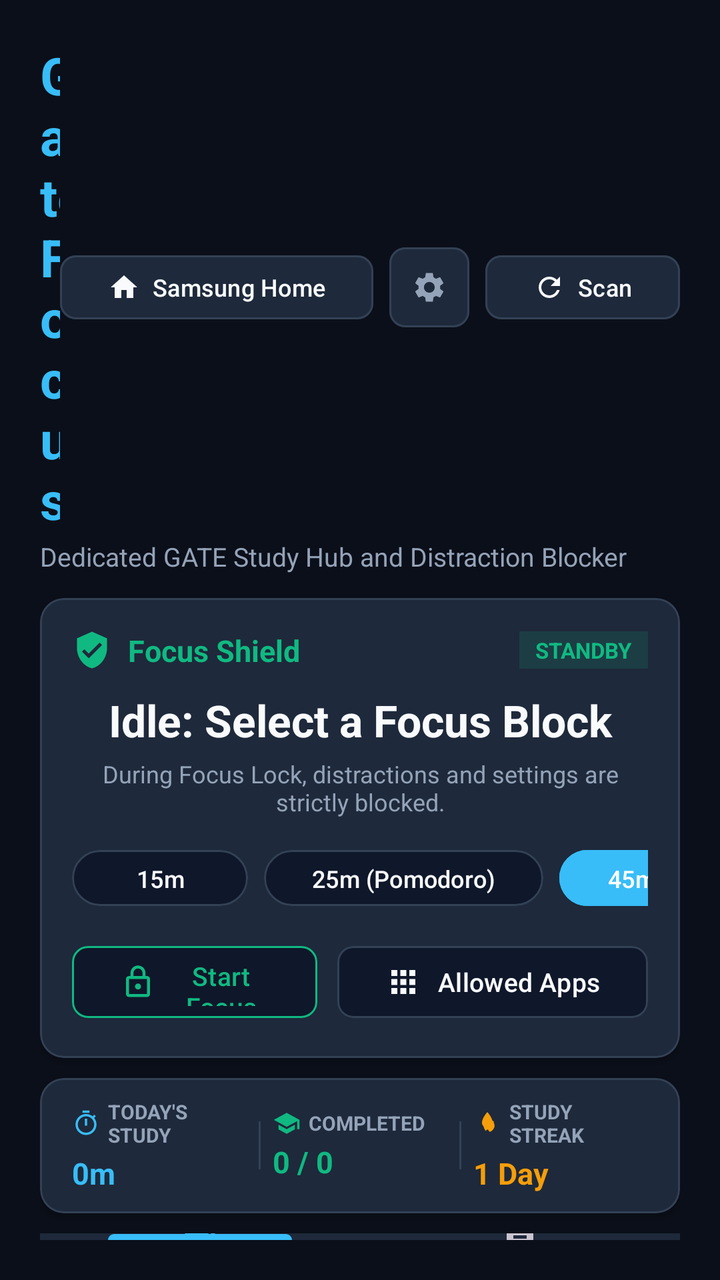
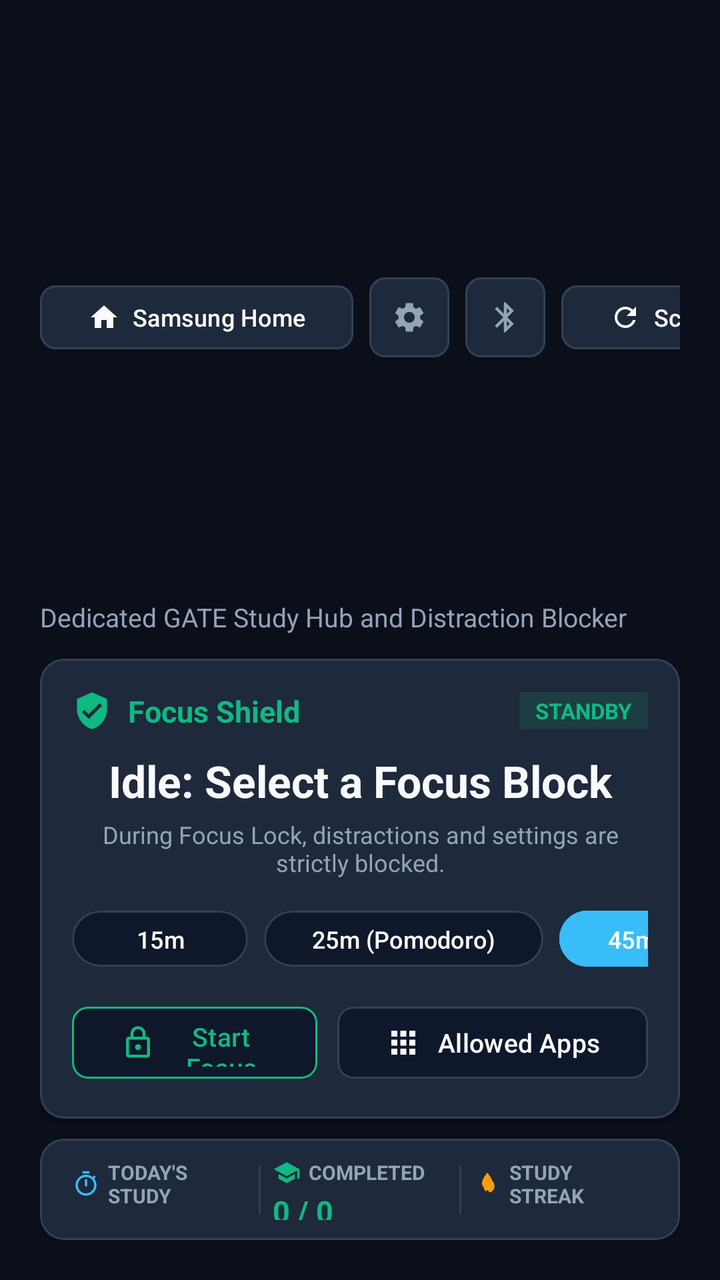

Compare the two renders of this Android layout. The source of the first and the diff that turns it into the second are given below.
<!-- AndroidManifest.xml: activity theme Theme.GateFocus.Launcher -->
<!-- res/layout/activity_main.xml -->
<?xml version="1.0" encoding="utf-8"?>
<LinearLayout xmlns:android="http://schemas.android.com/apk/res/android"
    xmlns:app="http://schemas.android.com/apk/res-auto"
    android:layout_width="match_parent"
    android:layout_height="match_parent"
    android:background="@color/background"
    android:orientation="vertical"
    android:padding="20dp">

    
    <LinearLayout
        android:layout_width="match_parent"
        android:layout_height="wrap_content"
        android:gravity="center_vertical"
        android:orientation="horizontal">

        <TextView
            android:layout_width="0dp"
            android:layout_height="wrap_content"
            android:layout_weight="1"
            android:text="GateFocus"
            android:textColor="@color/accent"
            android:textSize="26sp"
            android:textStyle="bold" />

        <com.google.android.material.button.MaterialButton
            android:id="@+id/btnSwitchHome"
            android:layout_width="wrap_content"
            android:layout_height="40dp"
            android:backgroundTint="@color/card_bg"
            android:text="Samsung Home"
            android:textColor="@color/text_primary"
            android:textSize="12sp"
            app:cornerRadius="8dp"
            app:icon="@drawable/ic_home"
            app:iconPadding="6dp"
            app:iconSize="16dp"
            app:iconTint="@color/text_primary"
            app:strokeColor="@color/card_border"
            app:strokeWidth="1dp" />

        <com.google.android.material.button.MaterialButton
            android:id="@+id/btnHomeSettings"
            android:layout_width="40dp"
            android:layout_height="40dp"
            android:layout_marginStart="8dp"
            android:backgroundTint="@color/card_bg"
            android:insetLeft="0dp"
            android:insetTop="0dp"
            android:insetRight="0dp"
            android:insetBottom="0dp"
            android:padding="0dp"
            app:cornerRadius="8dp"
            app:icon="@drawable/ic_settings"
            app:iconGravity="textStart"
            app:iconPadding="0dp"
            app:iconSize="18dp"
            app:iconTint="@color/text_secondary"
            app:strokeColor="@color/card_border"
            app:strokeWidth="1dp" />

        <com.google.android.material.button.MaterialButton
            android:id="@+id/btnRefresh"
            android:layout_width="wrap_content"
            android:layout_height="40dp"
            android:layout_marginStart="8dp"
            android:backgroundTint="@color/card_bg"
            android:text="Scan"
            android:textColor="@color/text_primary"
            android:textSize="12sp"
            app:cornerRadius="8dp"
            app:icon="@drawable/ic_refresh"
            app:iconPadding="6dp"
            app:iconSize="16dp"
            app:iconTint="@color/text_primary"
            app:strokeColor="@color/card_border"
            app:strokeWidth="1dp" />
    </LinearLayout>

    <TextView
        android:layout_width="wrap_content"
        android:layout_height="wrap_content"
        android:layout_marginTop="2dp"
        android:text="Dedicated GATE Study Hub and Distraction Blocker"
        android:textColor="@color/text_secondary"
        android:textSize="13sp" />

    
    <com.google.android.material.card.MaterialCardView
        android:layout_width="match_parent"
        android:layout_height="wrap_content"
        android:layout_marginTop="12dp"
        android:backgroundTint="@color/card_bg"
        app:cardCornerRadius="12dp"
        app:cardElevation="2dp"
        app:strokeColor="@color/card_border"
        app:strokeWidth="1dp">

        <LinearLayout
            android:layout_width="match_parent"
            android:layout_height="wrap_content"
            android:orientation="vertical"
            android:padding="16dp">

            
            <LinearLayout
                android:layout_width="match_parent"
                android:layout_height="wrap_content"
                android:gravity="center_vertical"
                android:orientation="horizontal">

                <ImageView
                    android:id="@+id/ivShieldIcon"
                    android:layout_width="20dp"
                    android:layout_height="20dp"
                    android:layout_marginEnd="8dp"
                    android:src="@drawable/ic_shield" />

                <TextView
                    android:id="@+id/tvProtectionStatus"
                    android:layout_width="0dp"
                    android:layout_height="wrap_content"
                    android:layout_weight="1"
                    android:text="Focus Shield"
                    android:textColor="@color/accent_green"
                    android:textSize="15sp"
                    android:textStyle="bold" />

                <TextView
                    android:id="@+id/tvAdminBadge"
                    android:layout_width="wrap_content"
                    android:layout_height="wrap_content"
                    android:background="#2210B981"
                    android:paddingHorizontal="8dp"
                    android:paddingVertical="2dp"
                    android:text="STANDBY"
                    android:textColor="@color/accent_green"
                    android:textSize="11sp"
                    android:textStyle="bold" />
            </LinearLayout>

            
            <TextView
                android:id="@+id/tvTimerDisplay"
                android:layout_width="match_parent"
                android:layout_height="wrap_content"
                android:layout_marginTop="10dp"
                android:gravity="center"
                android:text="Idle: Select a Focus Block"
                android:textColor="@color/text_primary"
                android:textSize="22sp"
                android:textStyle="bold" />

            <TextView
                android:id="@+id/tvTimerSubtext"
                android:layout_width="match_parent"
                android:layout_height="wrap_content"
                android:layout_marginTop="4dp"
                android:gravity="center"
                android:text="During Focus Lock, distractions and settings are strictly blocked."
                android:textColor="@color/text_secondary"
                android:textSize="12sp" />

            
            <HorizontalScrollView
                android:id="@+id/scrollDurationPresets"
                android:layout_width="match_parent"
                android:layout_height="wrap_content"
                android:layout_marginTop="12dp"
                android:overScrollMode="never"
                android:scrollbars="none">

                <LinearLayout
                    android:layout_width="wrap_content"
                    android:layout_height="wrap_content"
                    android:gravity="center_vertical"
                    android:orientation="horizontal">

                    <com.google.android.material.button.MaterialButton
                        android:id="@+id/btnDuration15"
                        android:layout_width="wrap_content"
                        android:layout_height="36dp"
                        android:backgroundTint="@color/primary_dark"
                        android:text="15m"
                        android:textColor="@color/text_primary"
                        android:textSize="12sp"
                        app:cornerRadius="18dp"
                        app:strokeColor="@color/card_border"
                        app:strokeWidth="1dp" />

                    <com.google.android.material.button.MaterialButton
                        android:id="@+id/btnDuration25"
                        android:layout_width="wrap_content"
                        android:layout_height="36dp"
                        android:layout_marginStart="8dp"
                        android:backgroundTint="@color/primary_dark"
                        android:text="25m (Pomodoro)"
                        android:textColor="@color/text_primary"
                        android:textSize="12sp"
                        app:cornerRadius="18dp"
                        app:strokeColor="@color/card_border"
                        app:strokeWidth="1dp" />

                    <com.google.android.material.button.MaterialButton
                        android:id="@+id/btnDuration45"
                        android:layout_width="wrap_content"
                        android:layout_height="36dp"
                        android:layout_marginStart="8dp"
                        android:backgroundTint="@color/accent"
                        android:text="45m (Lecture)"
                        android:textColor="@color/white"
                        android:textSize="12sp"
                        app:cornerRadius="18dp"
                        app:strokeColor="@color/accent"
                        app:strokeWidth="1dp" />

                    <com.google.android.material.button.MaterialButton
                        android:id="@+id/btnDuration60"
                        android:layout_width="wrap_content"
                        android:layout_height="36dp"
                        android:layout_marginStart="8dp"
                        android:backgroundTint="@color/primary_dark"
                        android:text="60m (1h)"
                        android:textColor="@color/text_primary"
                        android:textSize="12sp"
                        app:cornerRadius="18dp"
                        app:strokeColor="@color/card_border"
                        app:strokeWidth="1dp" />

                    <com.google.android.material.button.MaterialButton
                        android:id="@+id/btnDuration90"
                        android:layout_width="wrap_content"
                        android:layout_height="36dp"
                        android:layout_marginStart="8dp"
                        android:backgroundTint="@color/primary_dark"
                        android:text="90m (Deep)"
                        android:textColor="@color/text_primary"
                        android:textSize="12sp"
                        app:cornerRadius="18dp"
                        app:strokeColor="@color/card_border"
                        app:strokeWidth="1dp" />

                    <com.google.android.material.button.MaterialButton
                        android:id="@+id/btnDuration120"
                        android:layout_width="wrap_content"
                        android:layout_height="36dp"
                        android:layout_marginStart="8dp"
                        android:backgroundTint="@color/primary_dark"
                        android:text="120m (2h)"
                        android:textColor="@color/text_primary"
                        android:textSize="12sp"
                        app:cornerRadius="18dp"
                        app:strokeColor="@color/card_border"
                        app:strokeWidth="1dp" />
                </LinearLayout>
            </HorizontalScrollView>

            
            <LinearLayout
                android:layout_width="match_parent"
                android:layout_height="wrap_content"
                android:layout_marginTop="12dp"
                android:gravity="center_vertical"
                android:orientation="horizontal">

                <com.google.android.material.button.MaterialButton
                    android:id="@+id/btnKioskToggle"
                    android:layout_width="0dp"
                    android:layout_height="44dp"
                    android:layout_weight="1"
                    android:backgroundTint="@color/primary_dark"
                    android:text="Start Focus (45m)"
                    android:textColor="@color/accent_green"
                    android:textSize="13sp"
                    app:cornerRadius="8dp"
                    app:icon="@drawable/ic_lock"
                    app:iconPadding="8dp"
                    app:iconSize="18dp"
                    app:iconTint="@color/accent_green"
                    app:strokeColor="@color/accent_green"
                    app:strokeWidth="1dp" />

                <com.google.android.material.button.MaterialButton
                    android:id="@+id/btnAllowedApps"
                    android:layout_width="wrap_content"
                    android:layout_height="44dp"
                    android:layout_marginStart="10dp"
                    android:backgroundTint="@color/primary_dark"
                    android:text="Allowed Apps"
                    android:textColor="@color/text_primary"
                    android:textSize="13sp"
                    app:cornerRadius="8dp"
                    app:icon="@drawable/ic_apps"
                    app:iconPadding="8dp"
                    app:iconSize="18dp"
                    app:iconTint="@color/text_primary"
                    app:strokeColor="@color/card_border"
                    app:strokeWidth="1dp" />
            </LinearLayout>
        </LinearLayout>
    </com.google.android.material.card.MaterialCardView>

    
    <com.google.android.material.card.MaterialCardView
        android:id="@+id/layoutSessionComplete"
        android:layout_width="match_parent"
        android:layout_height="wrap_content"
        android:layout_marginTop="10dp"
        android:backgroundTint="#162E20"
        android:visibility="gone"
        app:cardCornerRadius="12dp"
        app:cardElevation="2dp"
        app:strokeColor="@color/accent_green"
        app:strokeWidth="1dp">

        <LinearLayout
            android:layout_width="match_parent"
            android:layout_height="wrap_content"
            android:orientation="vertical"
            android:padding="14dp">

            <LinearLayout
                android:layout_width="match_parent"
                android:layout_height="wrap_content"
                android:gravity="center_vertical"
                android:orientation="horizontal">

                <ImageView
                    android:layout_width="20dp"
                    android:layout_height="20dp"
                    android:layout_marginEnd="8dp"
                    android:src="@drawable/ic_check_circle" />

                <TextView
                    android:layout_width="wrap_content"
                    android:layout_height="wrap_content"
                    android:text="Focus Session Completed"
                    android:textColor="@color/accent_green"
                    android:textSize="15sp"
                    android:textStyle="bold" />
            </LinearLayout>

            <TextView
                android:layout_width="wrap_content"
                android:layout_height="wrap_content"
                android:layout_marginTop="4dp"
                android:text="Great focus! You can take a break or switch back to Samsung Home."
                android:textColor="@color/text_secondary"
                android:textSize="12sp" />

            <LinearLayout
                android:layout_width="match_parent"
                android:layout_height="wrap_content"
                android:layout_marginTop="10dp"
                android:orientation="horizontal">

                <com.google.android.material.button.MaterialButton
                    android:id="@+id/btnCompleteSwitchHome"
                    android:layout_width="0dp"
                    android:layout_height="38dp"
                    android:layout_weight="1"
                    android:backgroundTint="@color/accent_green"
                    android:text="Switch to Samsung Home"
                    android:textColor="@color/white"
                    android:textSize="12sp"
                    app:cornerRadius="8dp"
                    app:icon="@drawable/ic_home"
                    app:iconPadding="6dp"
                    app:iconSize="16dp"
                    app:iconTint="@color/white" />

                <com.google.android.material.button.MaterialButton
                    android:id="@+id/btnCompleteDismiss"
                    android:layout_width="wrap_content"
                    android:layout_height="38dp"
                    android:layout_marginStart="8dp"
                    android:backgroundTint="@color/card_bg"
                    android:text="Dismiss"
                    android:textColor="@color/text_primary"
                    android:textSize="12sp"
                    app:cornerRadius="8dp"
                    app:strokeColor="@color/card_border"
                    app:strokeWidth="1dp" />
            </LinearLayout>
        </LinearLayout>
    </com.google.android.material.card.MaterialCardView>

    
    <com.google.android.material.card.MaterialCardView
        android:id="@+id/cardStudyStats"
        android:layout_width="match_parent"
        android:layout_height="wrap_content"
        android:layout_marginTop="10dp"
        android:backgroundTint="@color/card_bg"
        app:cardCornerRadius="12dp"
        app:cardElevation="2dp"
        app:strokeColor="@color/card_border"
        app:strokeWidth="1dp">

        <LinearLayout
            android:layout_width="match_parent"
            android:layout_height="wrap_content"
            android:gravity="center_vertical"
            android:orientation="horizontal"
            android:paddingHorizontal="16dp"
            android:paddingVertical="10dp">

            
            <LinearLayout
                android:layout_width="0dp"
                android:layout_height="wrap_content"
                android:layout_weight="1"
                android:orientation="vertical">

                <LinearLayout
                    android:layout_width="wrap_content"
                    android:layout_height="wrap_content"
                    android:gravity="center_vertical"
                    android:orientation="horizontal">

                    <ImageView
                        android:layout_width="14dp"
                        android:layout_height="14dp"
                        android:layout_marginEnd="4dp"
                        android:src="@drawable/ic_timer" />

                    <TextView
                        android:layout_width="wrap_content"
                        android:layout_height="wrap_content"
                        android:text="TODAY'S STUDY"
                        android:textColor="@color/text_secondary"
                        android:textSize="10sp"
                        android:textStyle="bold" />
                </LinearLayout>

                <TextView
                    android:id="@+id/tvStatsTimeToday"
                    android:layout_width="wrap_content"
                    android:layout_height="wrap_content"
                    android:layout_marginTop="2dp"
                    android:text="0m"
                    android:textColor="@color/accent"
                    android:textSize="15sp"
                    android:textStyle="bold" />
            </LinearLayout>

            <View
                android:layout_width="1dp"
                android:layout_height="24dp"
                android:layout_marginHorizontal="6dp"
                android:background="@color/card_border" />

            
            <LinearLayout
                android:layout_width="0dp"
                android:layout_height="wrap_content"
                android:layout_weight="1"
                android:orientation="vertical">

                <LinearLayout
                    android:layout_width="wrap_content"
                    android:layout_height="wrap_content"
                    android:gravity="center_vertical"
                    android:orientation="horizontal">

                    <ImageView
                        android:layout_width="14dp"
                        android:layout_height="14dp"
                        android:layout_marginEnd="4dp"
                        android:src="@drawable/ic_school" />

                    <TextView
                        android:layout_width="wrap_content"
                        android:layout_height="wrap_content"
                        android:text="COMPLETED"
                        android:textColor="@color/text_secondary"
                        android:textSize="10sp"
                        android:textStyle="bold" />
                </LinearLayout>

                <TextView
                    android:id="@+id/tvStatsCompleted"
                    android:layout_width="wrap_content"
                    android:layout_height="wrap_content"
                    android:layout_marginTop="2dp"
                    android:text="0 / 0"
                    android:textColor="@color/accent_green"
                    android:textSize="15sp"
                    android:textStyle="bold" />
            </LinearLayout>

            <View
                android:layout_width="1dp"
                android:layout_height="24dp"
                android:layout_marginHorizontal="6dp"
                android:background="@color/card_border" />

            
            <LinearLayout
                android:layout_width="0dp"
                android:layout_height="wrap_content"
                android:layout_weight="1"
                android:orientation="vertical">

                <LinearLayout
                    android:layout_width="wrap_content"
                    android:layout_height="wrap_content"
                    android:gravity="center_vertical"
                    android:orientation="horizontal">

                    <ImageView
                        android:layout_width="14dp"
                        android:layout_height="14dp"
                        android:layout_marginEnd="4dp"
                        android:src="@drawable/ic_fire" />

                    <TextView
                        android:layout_width="wrap_content"
                        android:layout_height="wrap_content"
                        android:text="STUDY STREAK"
                        android:textColor="@color/text_secondary"
                        android:textSize="10sp"
                        android:textStyle="bold" />
                </LinearLayout>

                <TextView
                    android:id="@+id/tvStatsStreak"
                    android:layout_width="wrap_content"
                    android:layout_height="wrap_content"
                    android:layout_marginTop="2dp"
                    android:text="1 Day"
                    android:textColor="#F59E0B"
                    android:textSize="15sp"
                    android:textStyle="bold" />
            </LinearLayout>
        </LinearLayout>
    </com.google.android.material.card.MaterialCardView>

    
    <com.google.android.material.tabs.TabLayout
        android:id="@+id/tabLayout"
        android:layout_width="match_parent"
        android:layout_height="wrap_content"
        android:layout_marginTop="10dp"
        android:background="@color/card_bg"
        app:tabIndicatorColor="@color/accent"
        app:tabSelectedTextColor="@color/accent"
        app:tabTextColor="@color/text_secondary">

        <com.google.android.material.tabs.TabItem
            android:layout_width="wrap_content"
            android:layout_height="wrap_content"
            android:icon="@drawable/ic_video"
            android:text="Video Lectures" />

        <com.google.android.material.tabs.TabItem
            android:layout_width="wrap_content"
            android:layout_height="wrap_content"
            android:icon="@drawable/ic_pdf"
            android:text="PDF Workbooks" />
    </com.google.android.material.tabs.TabLayout>

    
    <LinearLayout
        android:layout_width="match_parent"
        android:layout_height="wrap_content"
        android:layout_marginTop="8dp"
        android:background="@drawable/bg_search_input"
        android:gravity="center_vertical"
        android:orientation="horizontal"
        android:paddingHorizontal="12dp"
        android:paddingVertical="2dp">

        <ImageView
            android:layout_width="18dp"
            android:layout_height="18dp"
            android:src="@drawable/ic_search" />

        <EditText
            android:id="@+id/etSearch"
            android:layout_width="match_parent"
            android:layout_height="36dp"
            android:layout_marginStart="8dp"
            android:background="@null"
            android:hint="Search lectures and workbooks..."
            android:imeOptions="actionSearch"
            android:inputType="text"
            android:maxLines="1"
            android:textColor="@color/text_primary"
            android:textColorHint="@color/text_secondary"
            android:textSize="13sp" />
    </LinearLayout>

    
    <HorizontalScrollView
        android:id="@+id/scrollSubjects"
        android:layout_width="match_parent"
        android:layout_height="wrap_content"
        android:layout_marginTop="6dp"
        android:overScrollMode="never"
        android:scrollbars="none">

        <com.google.android.material.chip.ChipGroup
            android:id="@+id/chipGroupSubjects"
            android:layout_width="wrap_content"
            android:layout_height="wrap_content"
            app:singleLine="true"
            app:singleSelection="true">
        </com.google.android.material.chip.ChipGroup>
    </HorizontalScrollView>

    
    <TextView
        android:id="@+id/tvStoragePath"
        android:layout_width="match_parent"
        android:layout_height="wrap_content"
        android:layout_marginTop="4dp"
        android:text="Storage: /storage/emulated/0/GATE/"
        android:textColor="@color/text_secondary"
        android:textSize="11sp" />

    
    <FrameLayout
        android:layout_width="match_parent"
        android:layout_height="0dp"
        android:layout_marginTop="6dp"
        android:layout_weight="1">

        
        <LinearLayout
            android:id="@+id/layoutEmptyState"
            android:layout_width="match_parent"
            android:layout_height="match_parent"
            android:gravity="center"
            android:orientation="vertical"
            android:visibility="gone">

            <ImageView
                android:layout_width="56dp"
                android:layout_height="56dp"
                android:src="@drawable/ic_folder_open" />

            <TextView
                android:id="@+id/tvEmptyMessage"
                android:layout_width="wrap_content"
                android:layout_height="wrap_content"
                android:layout_marginTop="12dp"
                android:text="No study materials found"
                android:textColor="@color/text_secondary"
                android:textSize="15sp" />

            <TextView
                android:layout_width="wrap_content"
                android:layout_height="wrap_content"
                android:layout_marginTop="4dp"
                android:text="Copy downloaded GATE videos/workbooks to GATE/ folder"
                android:textColor="@color/text_secondary"
                android:textSize="12sp" />
        </LinearLayout>

        
        <androidx.recyclerview.widget.RecyclerView
            android:id="@+id/rvVideos"
            android:layout_width="match_parent"
            android:layout_height="match_parent"
            android:clipToPadding="false"
            android:paddingBottom="16dp" />

        
        <androidx.recyclerview.widget.RecyclerView
            android:id="@+id/rvPdfs"
            android:layout_width="match_parent"
            android:layout_height="match_parent"
            android:clipToPadding="false"
            android:paddingBottom="16dp"
            android:visibility="gone" />

    </FrameLayout>

</LinearLayout>
<!-- resources referenced by this layout -->
<resources>
  <color name="accent">#38BDF8</color>
  <color name="accent_green">#10B981</color>
  <color name="background">#0B0F19</color>
  <color name="card_bg">#1E293B</color>
  <color name="card_border">#334155</color>
  <color name="primary_dark">#0F172A</color>
  <color name="text_primary">#F8FAFC</color>
  <color name="text_secondary">#94A3B8</color>
  <color name="white">#FFFFFF</color>
  <!-- drawable bg_search_input (drawable) -->
  <?xml version="1.0" encoding="utf-8"?>
  <shape xmlns:android="http://schemas.android.com/apk/res/android"
      android:shape="rectangle">
      <solid android:color="@color/card_bg" />
      <corners android:radius="8dp" />
      <stroke
          android:width="1dp"
          android:color="@color/card_border" />
  </shape>
  <!-- drawable ic_check_circle (drawable) -->
  <vector xmlns:android="http://schemas.android.com/apk/res/android"
      android:width="22dp"
      android:height="22dp"
      android:viewportWidth="24"
      android:viewportHeight="24">
      <path
          android:fillColor="@color/accent_green"
          android:pathData="M12,2C6.48,2 2,6.48 2,12s4.48,10 10,10 10,-4.48 10,-10S17.52,2 12,2zm-2,15l-5,-5 1.41,-1.41L10,14.17l7.59,-7.59L19,8l-9,9z" />
  </vector>
  <!-- drawable ic_folder_open (drawable) -->
  <vector xmlns:android="http://schemas.android.com/apk/res/android"
      android:width="48dp"
      android:height="48dp"
      android:viewportWidth="24"
      android:viewportHeight="24">
      <path
          android:fillColor="@color/text_secondary"
          android:pathData="M20,6h-8l-2,-2H4C2.9,4 2.01,4.9 2.01,6L2,18c0,1.1 0.9,2 2,2h16c1.1,0 2,-0.9 2,-2V8c0,-1.1 -0.9,-2 -2,-2zm0,12H4V8h16v10z" />
  </vector>
  <!-- drawable ic_home (drawable) -->
  <vector xmlns:android="http://schemas.android.com/apk/res/android"
      android:width="20dp"
      android:height="20dp"
      android:viewportWidth="24"
      android:viewportHeight="24"
      android:tint="?attr/colorControlNormal">
      <path
          android:fillColor="@android:color/white"
          android:pathData="M10,20v-6h4v6h5v-8h3L12,3 2,12h3v8z" />
  </vector>
  <!-- drawable ic_school (drawable) -->
  <vector xmlns:android="http://schemas.android.com/apk/res/android"
      android:width="16dp"
      android:height="16dp"
      android:viewportWidth="24"
      android:viewportHeight="24">
      <path
          android:fillColor="@color/accent_green"
          android:pathData="M5,13.18v4L12,21l7,-3.82v-4L12,17l-7,-3.82zM12,3L1,9l11,6 9,-4.91V17h2V9L12,3z" />
  </vector>
  <!-- drawable ic_shield (drawable) -->
  <vector xmlns:android="http://schemas.android.com/apk/res/android"
      android:width="20dp"
      android:height="20dp"
      android:viewportWidth="24"
      android:viewportHeight="24">
      <path
          android:fillColor="@color/accent_green"
          android:pathData="M12,1L3,5v6c0,5.55 3.84,10.74 9,12c5.16,-1.26 9,-6.45 9,-12V5L12,1zM10,17l-4,-4l1.41,-1.41L10,14.17l6.59,-6.59L18,9L10,17z" />
  </vector>
  <style name="Theme.GateFocus.Launcher" parent="Theme.GateFocus">
          <item name="android:windowFullscreen">false</item>
      </style>
  <style name="Theme.GateFocus" parent="Theme.Material3.Dark.NoActionBar">
          <item name="android:statusBarColor">@color/background</item>
          <item name="android:windowBackground">@color/background</item>
          <item name="colorPrimary">@color/accent</item>
      </style>
  <!-- unchanged entries left out for length: 9 -->
</resources>

<!-- the commit's change to res/layout/activity_main.xml (unified diff, before → after) -->
@@ -60,6 +60,26 @@
             app:strokeWidth="1dp" />
 
         <com.google.android.material.button.MaterialButton
+            android:id="@+id/btnMainBluetooth"
+            android:layout_width="40dp"
+            android:layout_height="40dp"
+            android:layout_marginStart="8dp"
+            android:backgroundTint="@color/card_bg"
+            android:insetLeft="0dp"
+            android:insetTop="0dp"
+            android:insetRight="0dp"
+            android:insetBottom="0dp"
+            android:padding="0dp"
+            app:cornerRadius="8dp"
+            app:icon="@drawable/ic_bluetooth"
+            app:iconGravity="textStart"
+            app:iconPadding="0dp"
+            app:iconSize="18dp"
+            app:iconTint="@color/text_secondary"
+            app:strokeColor="@color/card_border"
+            app:strokeWidth="1dp" />
+
+        <com.google.android.material.button.MaterialButton
             android:id="@+id/btnRefresh"
             android:layout_width="wrap_content"
             android:layout_height="40dp"
<!-- resource entries referenced after the edit -->
@@ -19,6 +19,16 @@
           android:width="1dp"
           android:color="@color/card_border" />
   </shape>
+  <!-- drawable ic_bluetooth (drawable) -->
+  <vector xmlns:android="http://schemas.android.com/apk/res/android"
+      android:width="24dp"
+      android:height="24dp"
+      android:viewportWidth="24"
+      android:viewportHeight="24">
+      <path
+          android:fillColor="@color/white"
+          android:pathData="M17.71,7.71L12,2h-1v7.59L6.41,5 5,6.41 10.59,12 5,17.59 6.41,19 11,14.41V22h1l5.71,-5.71 -4.3,-4.29 4.3,-4.29zM13,5.83l1.88,1.88L13,9.59V5.83zm1.88,10.46L13,18.17v-3.76l1.88,1.88z"/>
+  </vector>
   <!-- drawable ic_check_circle (drawable) -->
   <vector xmlns:android="http://schemas.android.com/apk/res/android"
       android:width="22dp"
